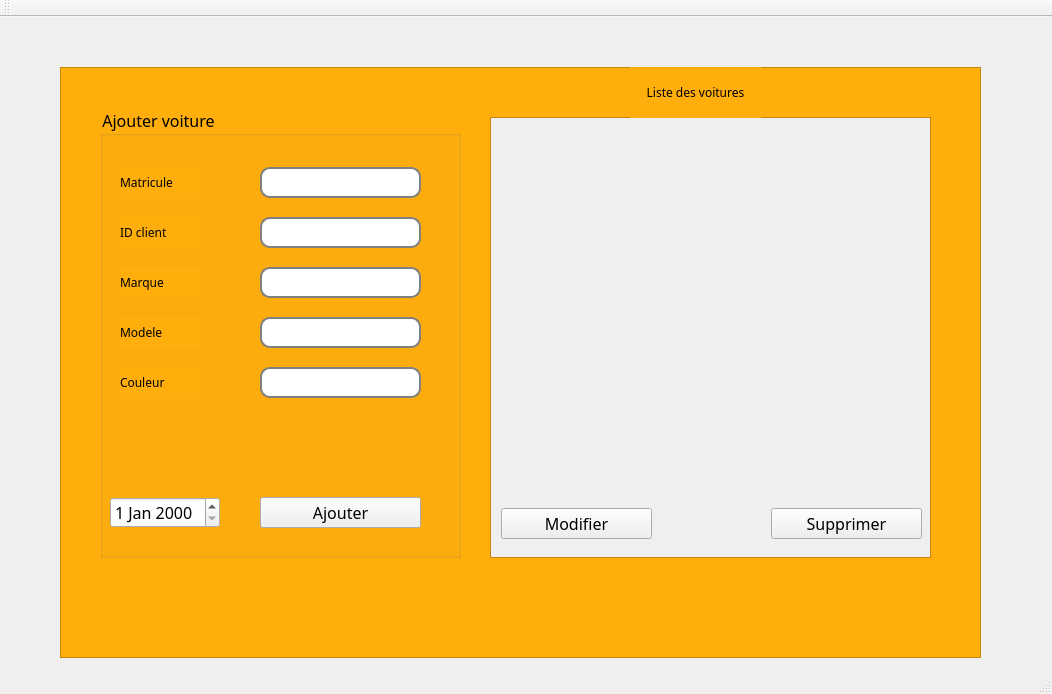
Old version of the form mainwindow.ui in the repository firastourki99/smartgarage.
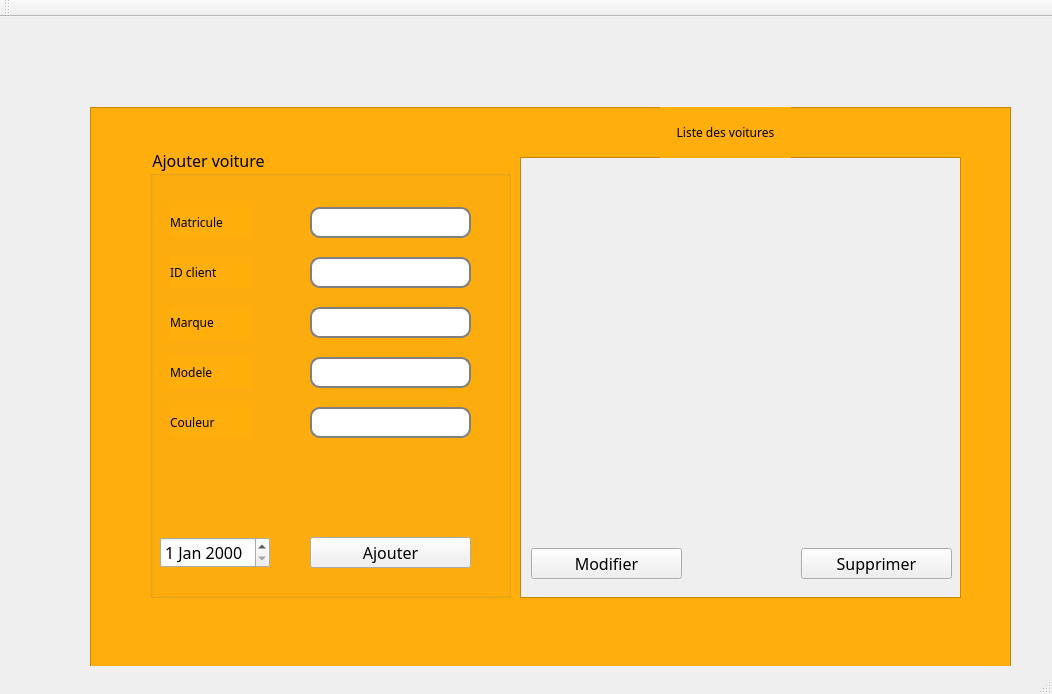
New version of the form. Icons and pictures are not drawn.

```diff
--- a/mainwindow.ui
+++ b/mainwindow.ui
@@ -34,8 +34,8 @@
    <widget class="QStackedWidget" name="stackedWidget">
     <property name="geometry">
      <rect>
-      <x>60</x>
-      <y>50</y>
+      <x>90</x>
+      <y>90</y>
       <width>921</width>
       <height>591</height>
      </rect>
@@ -65,7 +65,7 @@
       <widget class="QGroupBox" name="groupBox_2">
        <property name="geometry">
         <rect>
-         <x>40</x>
+         <x>60</x>
          <y>40</y>
          <width>361</width>
          <height>451</height>
```
Left out of the diff: 154 changed lines with no effect on the pictures.
